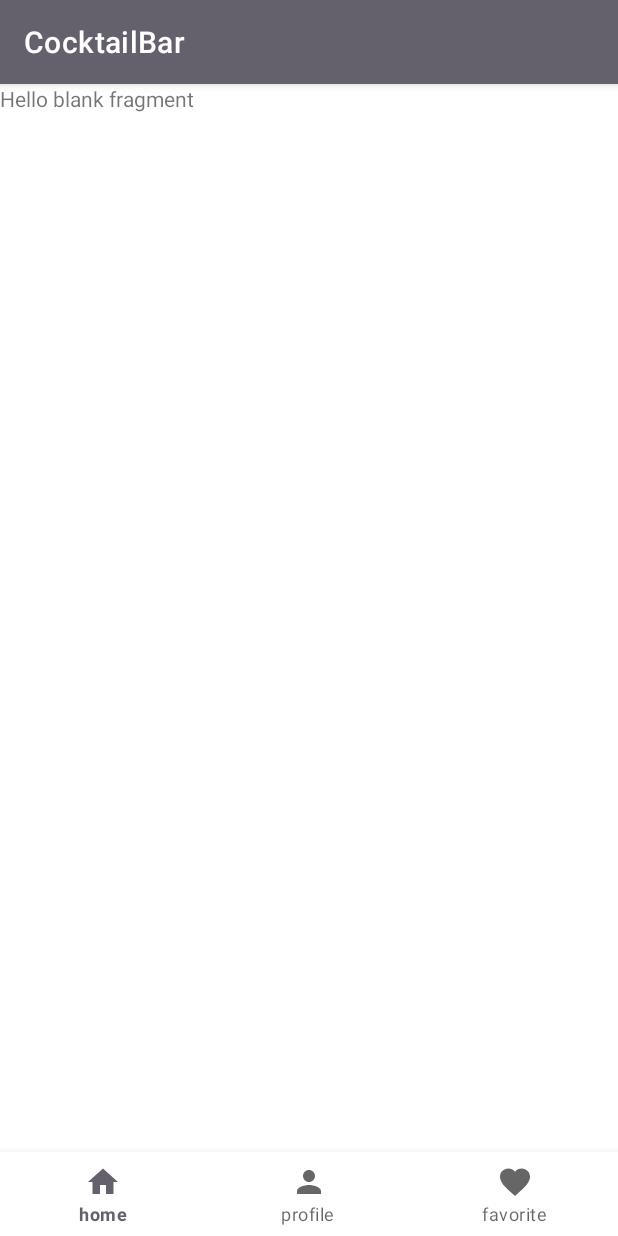
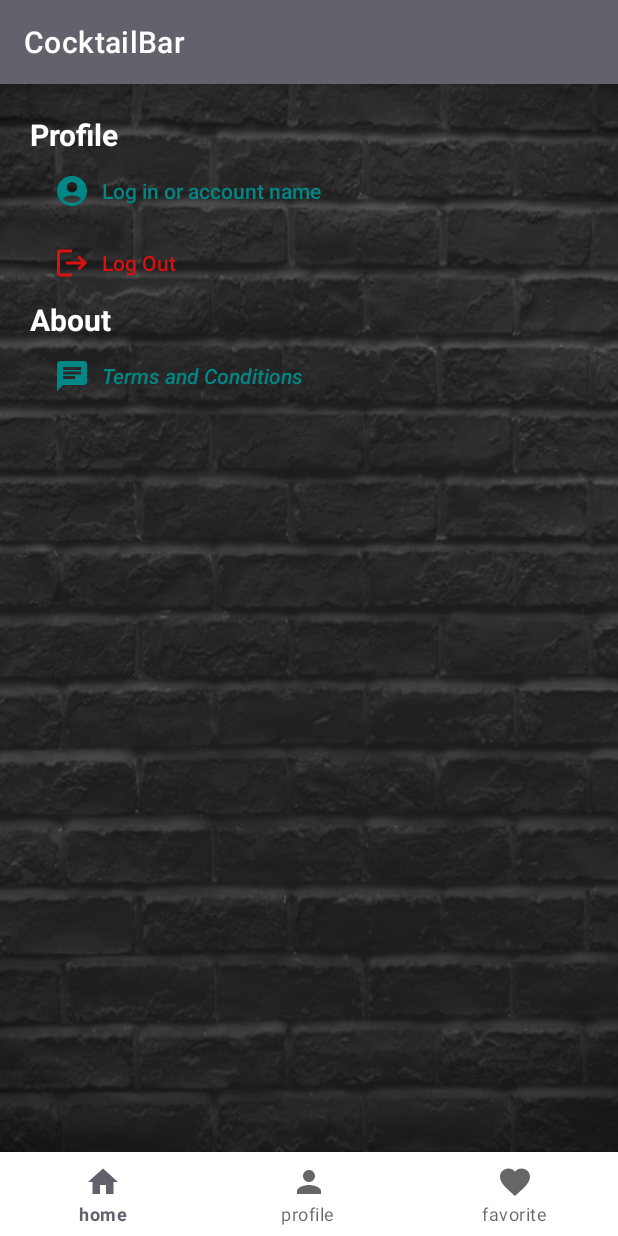
Before and after one commit to benPeretz/cocktailApp, an Android app: the fragment profileFragment placed in its activity, on a phone screen of 412 x 824 dp. Run offline under Robolectric (Android 15) with nearby library versions, the phone set to English and light mode, and no system bars; pictures from the network do not load.

Commit message:
added ui to profile

```diff
--- /dev/null
+++ b/app/src/main/res/drawable/ic_baseline_chat_24.xml
@@ -0,0 +1,5 @@
+<vector android:autoMirrored="true" android:height="24dp"
+    android:tint="#000000" android:viewportHeight="24"
+    android:viewportWidth="24" android:width="24dp" xmlns:android="http://schemas.android.com/apk/res/android">
+    <path android:fillColor="@android:color/white" android:pathData="M20,2L4,2c-1.1,0 -1.99,0.9 -1.99,2L2,22l4,-4h14c1.1,0 2,-0.9 2,-2L22,4c0,-1.1 -0.9,-2 -2,-2zM6,9h12v2L6,11L6,9zM14,14L6,14v-2h8v2zM18,8L6,8L6,6h12v2z"/>
+</vector>
--- /dev/null
+++ b/app/src/main/res/drawable/ic_baseline_logout_24.xml
@@ -0,0 +1,5 @@
+<vector android:autoMirrored="true" android:height="24dp"
+    android:tint="#000000" android:viewportHeight="24"
+    android:viewportWidth="24" android:width="24dp" xmlns:android="http://schemas.android.com/apk/res/android">
+    <path android:fillColor="@android:color/white" android:pathData="M17,7l-1.41,1.41L18.17,11H8v2h10.17l-2.58,2.58L17,17l5,-5zM4,5h8V3H4c-1.1,0 -2,0.9 -2,2v14c0,1.1 0.9,2 2,2h8v-2H4V5z"/>
+</vector>
--- a/app/src/main/res/layout/fragment_profile.xml
+++ b/app/src/main/res/layout/fragment_profile.xml
@@ -2,13 +2,69 @@
 <FrameLayout xmlns:android="http://schemas.android.com/apk/res/android"
     xmlns:tools="http://schemas.android.com/tools"
     android:layout_width="match_parent"
+    android:background="@drawable/background4"
+    xmlns:app="http://schemas.android.com/apk/res-auto"
     android:layout_height="match_parent"
     tools:context=".profileFragment">
 
-    <!-- TODO: Update blank fragment layout -->
-    <TextView
+    <LinearLayout
         android:layout_width="match_parent"
-        android:layout_height="match_parent"
-        android:text="@string/hello_blank_fragment" />
+        android:padding="20dp"
+        android:layout_height="wrap_content"
+        android:orientation="vertical">
+        <TextView
+            android:layout_width="match_parent"
+            android:layout_height="wrap_content"
+            android:text="Profile"
+            android:textStyle="bold"
+            android:textColor="@color/white"
+            android:textSize="20sp"/>
+        <com.google.android.material.button.MaterialButton
+            style="@style/Widget.AppCompat.Button.Borderless"
+            app:icon="@drawable/ic_baseline_account_circle_24"
+            android:layout_height="match_parent"
+            android:layout_width="match_parent"
+            android:id="@+id/my_games_btn"
+            android:text="Log in or account name"
+            android:textAllCaps="false"
+            android:gravity="center|start"
+            app:iconTint="@color/teal_700"
+            android:textColor="@color/teal_700"
+            android:textSize="14sp"/>
+        <com.google.android.material.button.MaterialButton
+            style="@style/Widget.AppCompat.Button.Borderless"
+            app:icon="@drawable/ic_baseline_logout_24"
+            android:layout_height="match_parent"
+            android:id="@+id/friends_btn"
+            android:layout_width="match_parent"
+            android:text="Log Out"
+            android:textAllCaps="false"
+            android:gravity="center|start"
+            app:iconTint="@color/red"
+            android:textColor="@color/red"
+            android:textSize="14sp"
+            />
+        <TextView
+            android:layout_width="match_parent"
+            android:layout_height="match_parent"
+            android:text="About"
+            android:textColor="@color/white"
+            android:textStyle="bold"
+            android:textSize="20sp"/>
+        <com.google.android.material.button.MaterialButton
+            style="@style/Widget.AppCompat.Button.Borderless"
+            app:icon="@drawable/ic_baseline_chat_24"
+            android:textStyle="italic"
+            android:layout_height="match_parent"
+            android:layout_width="match_parent"
+            android:id="@+id/terms_and_condition_btn"
+            android:text="Terms and Conditions"
+            android:textAllCaps="false"
+            android:gravity="center|start"
+            app:iconTint="@color/teal_700"
+            android:textColor="@color/teal_700"
+            android:textSize="14sp"
+            />
+    </LinearLayout>
 
 </FrameLayout>
--- a/app/src/main/res/values/colors.xml
+++ b/app/src/main/res/values/colors.xml
@@ -8,5 +8,6 @@
     <color name="black">#FF000000</color>
     <color name="white">#FFFFFFFF</color>
     <color name="yellow">#A29D96</color>
+    <color name="red">#DC1010</color>
     <color name="clear" ></color>
 </resources>
```
